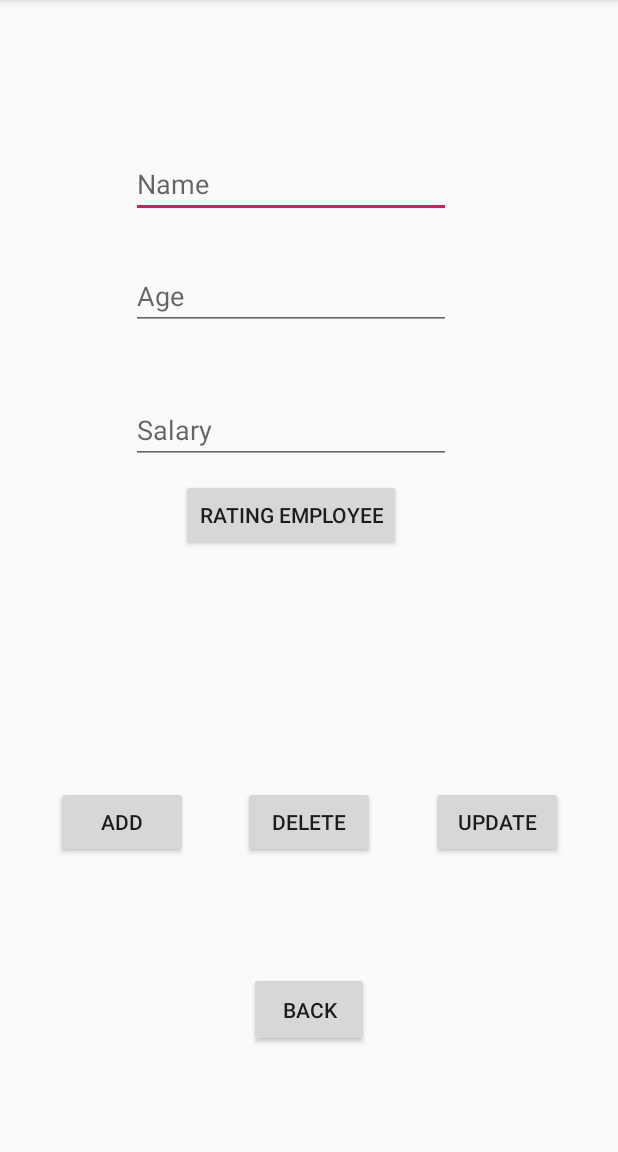
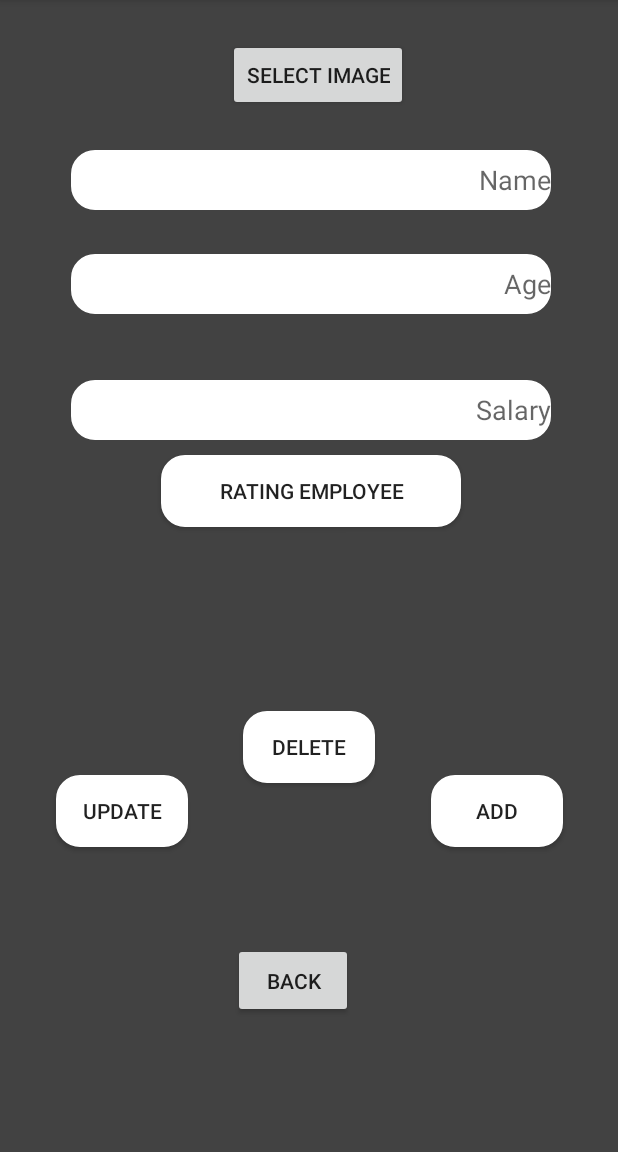
Before and after one commit to karrar9999/Hrm_k2, an Android app: the EmployeesManagmentActivity screen opened directly, with no data from a screen before it, on a phone screen of 412 x 824 dp, the part 84-1236 px from its top. Run offline under Robolectric (Android 15) with nearby library versions, the phone set to English and light mode, and no system bars; our stand-ins replace Firebase (no records; nobody signed in at launch, a user with empty details on screens opened directly).

Commit message:
initial 2

```diff
--- a/app/build.gradle
+++ b/app/build.gradle
@@ -36,5 +36,7 @@ dependencies {
     implementation 'com.google.firebase:firebase-auth:16.0.1'
     implementation 'com.android.support:cardview-v7:28.0.0'
     implementation 'com.android.support:recyclerview-v7:28.0.0'
+    implementation 'com.github.jkwiecien:EasyImage:2.1.0'
+
 
 }
--- a/app/src/main/AndroidManifest.xml
+++ b/app/src/main/AndroidManifest.xml
@@ -9,14 +9,14 @@
             android:roundIcon="@mipmap/ic_launcher_round"
             android:supportsRtl="true"
             android:theme="@style/AppTheme">
-        <activity android:name=".RegisterActivity">
+        <activity android:name=".LoginActivity">
             <intent-filter>
                 <action android:name="android.intent.action.MAIN"/>
 
                 <category android:name="android.intent.category.LAUNCHER"/>
             </intent-filter>
         </activity>
-        <activity android:name=".LoginActivity"/>
+        <activity android:name=".RegisterActivity"/>
         <activity android:name=".MenuActivity"/>
         <activity android:name=".EmployeesManagmentActivity"/>
     </application>
--- a/app/src/main/java/camp/codelab/hrm_k/RegisterActivity.kt
+++ b/app/src/main/java/camp/codelab/hrm_k/RegisterActivity.kt
@@ -25,8 +25,7 @@ class RegisterActivity : AppCompatActivity() {
 
         already_have_accounttextView.setOnClickListener {
 
-            val intent = Intent(this@RegisterActivity, LoginActivity::class.java)
-            startActivity(intent)
+           finish()
 
 
 
--- a/app/src/main/res/layout/activity_login.xml
+++ b/app/src/main/res/layout/activity_login.xml
@@ -44,12 +44,12 @@
             app:layout_constraintBottom_toTopOf="@+id/name_textView" android:textStyle="bold"
             android:layout_marginEnd="3dp" android:background="@drawable/backgrund"/>
     <TextView
-            android:text="Back to register"
+            android:text="Not a Member yet? Sign Up here"
             android:layout_width="wrap_content"
             android:layout_height="wrap_content"
             app:layout_constraintEnd_toEndOf="@+id/login_button"
             app:layout_constraintStart_toStartOf="@+id/login_button" android:layout_marginTop="11dp"
             app:layout_constraintTop_toBottomOf="@+id/login_button" app:layout_constraintBottom_toBottomOf="parent"
             android:layout_marginBottom="258dp" app:layout_constraintHorizontal_bias="0.509"
-            android:id="@+id/back_to_register_textview"/>
+            android:id="@+id/register_textview"/>
 </android.support.constraint.ConstraintLayout>
--- a/app/src/main/res/layout/activity_managment_employees.xml
+++ b/app/src/main/res/layout/activity_managment_employees.xml
@@ -3,22 +3,30 @@
                                              xmlns:app="http://schemas.android.com/apk/res-auto"
                                              xmlns:tools="http://schemas.android.com/tools"
                                              android:layout_width="match_parent"
-                                             android:layout_height="match_parent">
+                                             android:layout_height="match_parent"
+                                             android:layout_gravity="center"
+                                             android:background="@color/cardview_dark_background">
 
 
     <EditText
-            android:layout_width="wrap_content"
-            android:layout_height="wrap_content"
+
+            android:layout_width="320dp"
+            android:layout_height="40dp"
+            android:paddingLeft="20dp"
             android:inputType="textPersonName"
+            android:textAlignment="viewEnd"
             android:ems="10"
             android:id="@+id/name_employee_editText"
             app:layout_constraintEnd_toEndOf="parent" android:layout_marginEnd="98dp"
-            app:layout_constraintStart_toStartOf="parent" android:layout_marginStart="74dp" android:hint="Name"
+            app:layout_constraintStart_toStartOf="parent" android:layout_marginStart="100dp" android:hint="Name"
             android:layout_marginBottom="15dp" app:layout_constraintBottom_toTopOf="@+id/age_employee_editText"
-            android:layout_marginTop="100dp" app:layout_constraintTop_toTopOf="parent"/>
+            android:layout_marginTop="100dp" app:layout_constraintTop_toTopOf="parent"
+            android:background="@drawable/rounded"/>
     <EditText
-            android:layout_width="wrap_content"
-            android:layout_height="wrap_content"
+            android:layout_width="320dp"
+            android:layout_height="40dp"
+            android:paddingLeft="20dp"
+            android:textAlignment="viewEnd"
             android:inputType="textPersonName"
             android:ems="10"
             android:id="@+id/age_employee_editText"
@@ -26,10 +34,12 @@
             app:layout_constraintEnd_toEndOf="@+id/name_employee_editText"
             app:layout_constraintStart_toStartOf="@+id/name_employee_editText" android:layout_marginTop="14dp"
             app:layout_constraintTop_toBottomOf="@+id/name_employee_editText" android:layout_marginBottom="26dp"
-            app:layout_constraintBottom_toTopOf="@+id/salaryeditText"/>
+            app:layout_constraintBottom_toTopOf="@+id/salaryeditText" android:background="@drawable/rounded"/>
     <EditText
-            android:layout_width="wrap_content"
-            android:layout_height="wrap_content"
+            android:layout_width="320dp"
+            android:layout_height="40dp"
+            android:paddingLeft="20dp"
+            android:textAlignment="viewEnd"
             android:inputType="textPersonName"
             android:ems="10"
             android:id="@+id/salaryeditText"
@@ -37,52 +47,66 @@
             app:layout_constraintEnd_toEndOf="@+id/age_employee_editText"
             app:layout_constraintStart_toStartOf="@+id/age_employee_editText" android:layout_marginTop="18dp"
             app:layout_constraintTop_toBottomOf="@+id/age_employee_editText" android:layout_marginBottom="10dp"
-            app:layout_constraintBottom_toTopOf="@+id/ratingButton"/>
+            app:layout_constraintBottom_toTopOf="@+id/ratingButton" android:background="@drawable/rounded"/>
+    <Button
+            android:text="Update"
+            android:layout_width="wrap_content"
+            android:layout_height="wrap_content"
+            android:id="@+id/UpdateButton"
+            android:background="@drawable/rounded"
+            app:layout_constraintStart_toStartOf="parent"
+            app:layout_constraintHorizontal_bias="0.5" app:layout_constraintEnd_toStartOf="@+id/DeletButton"
+            android:layout_marginTop="37dp" app:layout_constraintTop_toBottomOf="@+id/ratingButton"
+            android:layout_marginBottom="75dp" app:layout_constraintBottom_toBottomOf="parent"/>
     <Button
             android:text="Add"
             android:layout_width="wrap_content"
             android:layout_height="wrap_content"
             android:id="@+id/AddButton"
-            app:layout_constraintStart_toStartOf="parent" app:layout_constraintHorizontal_bias="0.5"
-            app:layout_constraintEnd_toStartOf="@+id/DeletButton" android:layout_marginTop="22dp"
-            app:layout_constraintTop_toBottomOf="@+id/ratingButton" android:layout_marginBottom="61dp"
-            app:layout_constraintBottom_toBottomOf="parent"/>
+            android:background="@drawable/rounded"
+            app:layout_constraintStart_toEndOf="@+id/DeletButton"
+            app:layout_constraintHorizontal_bias="0.5" app:layout_constraintEnd_toEndOf="parent"
+            android:layout_marginTop="37dp" app:layout_constraintTop_toBottomOf="@+id/ratingButton"
+            android:layout_marginBottom="75dp" app:layout_constraintBottom_toBottomOf="parent"/>
     <Button
             android:text="Delete"
             android:layout_width="wrap_content"
             android:layout_height="wrap_content"
             android:id="@+id/DeletButton"
-            app:layout_constraintStart_toEndOf="@+id/AddButton" app:layout_constraintHorizontal_bias="0.5"
-            app:layout_constraintEnd_toStartOf="@+id/UpdateButton" android:layout_marginTop="22dp"
-            app:layout_constraintTop_toBottomOf="@+id/ratingButton" android:layout_marginBottom="61dp"
-            app:layout_constraintBottom_toBottomOf="parent"/>
-    <Button
-            android:text="Update"
-            android:layout_width="wrap_content"
-            android:layout_height="wrap_content"
-            android:id="@+id/UpdateButton"
-            app:layout_constraintStart_toEndOf="@+id/DeletButton" app:layout_constraintHorizontal_bias="0.5"
-            app:layout_constraintEnd_toEndOf="parent" android:layout_marginTop="80dp"
-            app:layout_constraintTop_toBottomOf="@+id/salaryeditText" android:layout_marginBottom="61dp"
-            app:layout_constraintBottom_toBottomOf="parent"/>
+            android:background="@drawable/rounded"
+            app:layout_constraintStart_toEndOf="@+id/UpdateButton"
+            app:layout_constraintHorizontal_bias="0.5" app:layout_constraintEnd_toStartOf="@+id/AddButton"
+            android:layout_marginTop="37dp" app:layout_constraintTop_toBottomOf="@+id/ratingButton"
+            android:layout_marginBottom="21dp" app:layout_constraintBottom_toTopOf="@+id/back_button"/>
     <Button
             android:text="Rating Employee"
-            android:layout_width="wrap_content"
+            android:layout_width="200dp"
             android:layout_height="wrap_content"
             android:id="@+id/ratingButton"
             app:layout_constraintEnd_toEndOf="@+id/salaryeditText"
             app:layout_constraintStart_toStartOf="@+id/salaryeditText" android:layout_marginTop="10dp"
-            app:layout_constraintTop_toBottomOf="@+id/salaryeditText"/>
+            app:layout_constraintTop_toBottomOf="@+id/salaryeditText" android:background="@drawable/rounded"/>
     <Button
             android:text="Back"
             android:layout_width="80dp"
             android:layout_height="50dp"
             android:id="@+id/back_button"
             app:layout_constraintBottom_toBottomOf="parent"
-            android:layout_marginBottom="8dp" android:layout_marginTop="13dp"
-            app:layout_constraintTop_toBottomOf="@+id/DeletButton" app:layout_constraintStart_toStartOf="parent"
+            app:layout_constraintStart_toStartOf="parent"
             android:layout_marginStart="156dp" app:layout_constraintEnd_toEndOf="parent"
-            android:layout_marginEnd="156dp"/>
+            android:layout_marginEnd="185dp" app:layout_constraintHorizontal_bias="0.108"
+            android:layout_marginBottom="4dp"
+            app:layout_constraintTop_toBottomOf="@+id/DeletButton"/>
+    <Button
+            android:text="select image"
+            android:layout_width="wrap_content"
+            android:layout_height="wrap_content"
+            android:id="@+id/uplpoad_image"
+            app:layout_constraintTop_toTopOf="parent" android:layout_marginTop="26dp"
+            android:layout_marginBottom="26dp" app:layout_constraintBottom_toTopOf="@+id/name_employee_editText"
+            app:layout_constraintVertical_bias="1.0" app:layout_constraintEnd_toEndOf="parent"
+            android:layout_marginEnd="126dp" app:layout_constraintStart_toStartOf="parent"
+            android:layout_marginStart="138dp"/>
 
 
 </android.support.constraint.ConstraintLayout>
--- a/app/src/main/res/layout/activity_menu.xml
+++ b/app/src/main/res/layout/activity_menu.xml
@@ -10,7 +10,9 @@
             android:id="@+id/employees_managment_button" android:textStyle="bold"
             android:textSize="14sp" android:layout_marginStart="8dp" app:layout_constraintStart_toStartOf="parent"
             android:layout_marginEnd="8dp" app:layout_constraintEnd_toEndOf="parent" android:layout_marginTop="4dp"
-            app:layout_constraintTop_toTopOf="parent" app:layout_constraintHorizontal_bias="0.449"/>
+            app:layout_constraintTop_toTopOf="parent" app:layout_constraintHorizontal_bias="0.449"
+            android:layout_marginBottom="8dp" app:layout_constraintBottom_toTopOf="@+id/recyclerViwe"
+            android:background="@drawable/rounded" tools:background="@android:color/darker_gray"/>
     <android.support.v7.widget.RecyclerView
             android:layout_width="0dp"
             android:layout_height="0dp"
--- a/build.gradle
+++ b/build.gradle
@@ -20,6 +20,7 @@ allprojects {
     repositories {
         google()
         jcenter()
+        maven { url 'https://jitpack.io' }
     }
 }
 
```
Also changed, not shown: app/src/main/java/camp/codelab/hrm_k/EmployeeRating.kt (added, +26 -0 lines), app/src/main/java/camp/codelab/hrm_k/EmployeesAdapter.kt (+3 -4 lines), app/src/main/java/camp/codelab/hrm_k/EmployeesManagmentActivity.kt (+8 -0 lines), app/src/main/java/camp/codelab/hrm_k/LoginActivity.kt (+3 -4 lines), app/src/main/java/camp/codelab/hrm_k/MenuActivity.kt (+7 -3 lines), app/src/main/res/layout/activity_main.xml (+9 -7 lines), app/src/main/res/layout/activity_rating.xml (added, +253 -0 lines).
